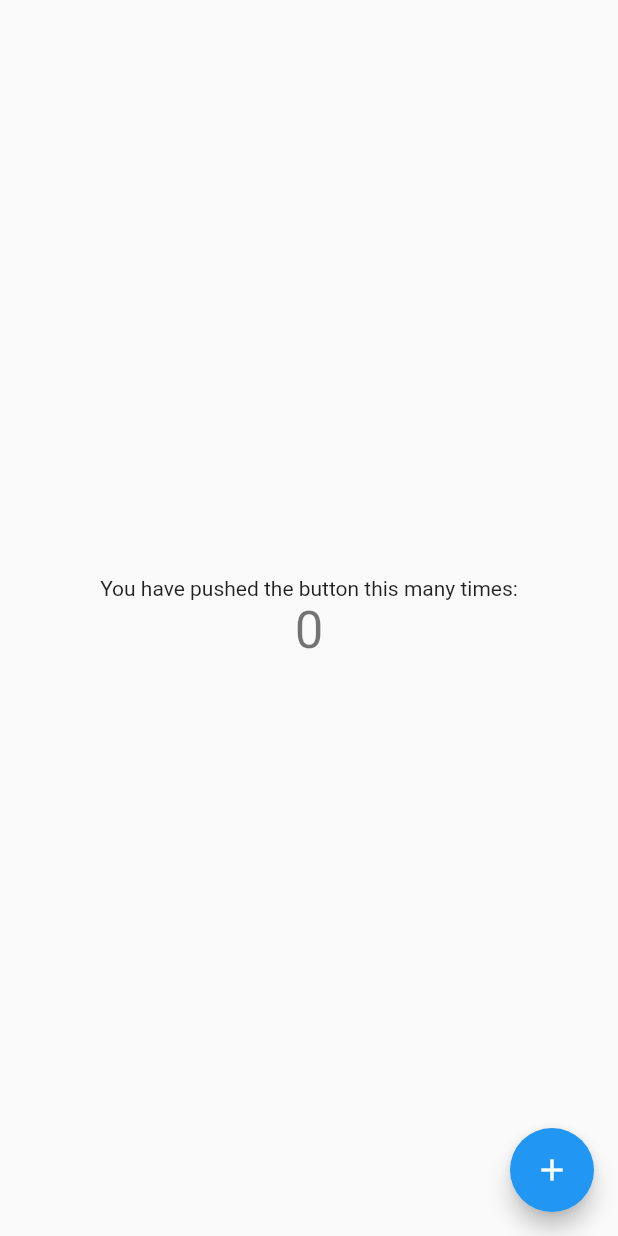
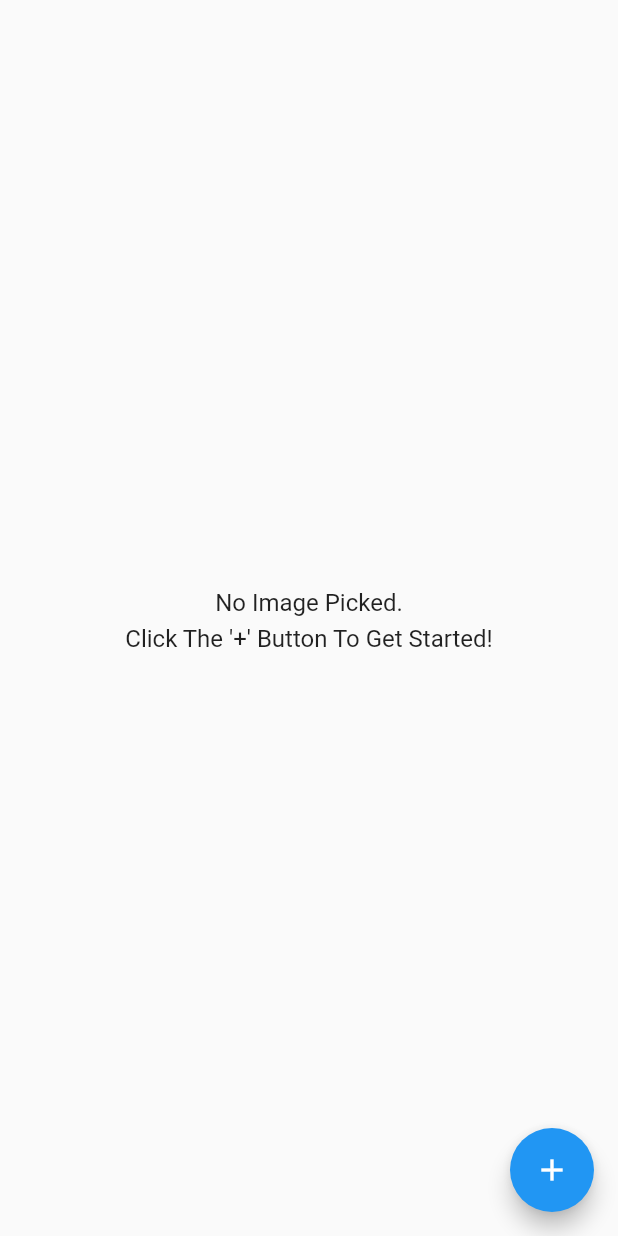
Before and after one commit to Bufford99/screenshot_cropper, a Flutter app: the screen it shows after launch, on a phone screen of 412 x 824 dp. Run offline on Flutter 3.47's test engine with Material 2 defaults, Android fonts, the phone set to English and light mode, and no system bars.

Commit message:
change text

```diff
--- a/lib/main.dart
+++ b/lib/main.dart
@@ -95,11 +95,9 @@ class _MyHomePageState extends State<MyHomePage> {
           mainAxisAlignment: MainAxisAlignment.center,
           children: <Widget>[
             Text(
-              'You have pushed the button this many times:',
-            ),
-            Text(
-              '$_counter',
-              style: Theme.of(context).textTheme.display1,
+              'No Image Picked.\nClick The \'+\' Button To Get Started!',
+              textAlign: TextAlign.center,
+              style: TextStyle(fontSize: 16, height: 1.5),
             ),
           ],
         ),
```
